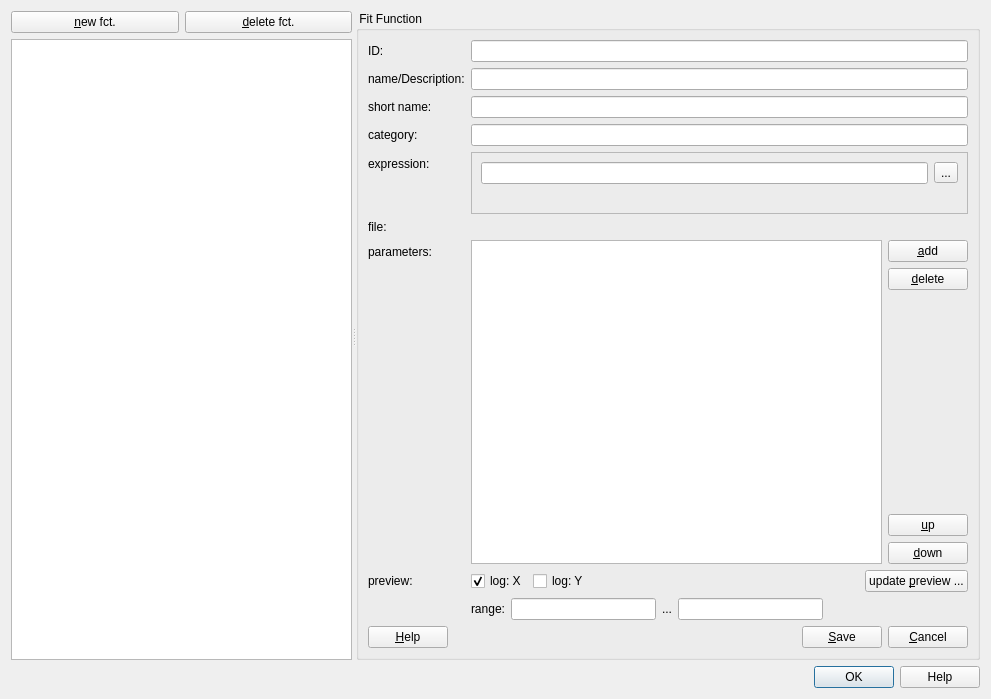
The window that application/userfitfunctionseditor.ui (jkriege2/QuickFit3) describes before a commit, drawn with Qt 5.
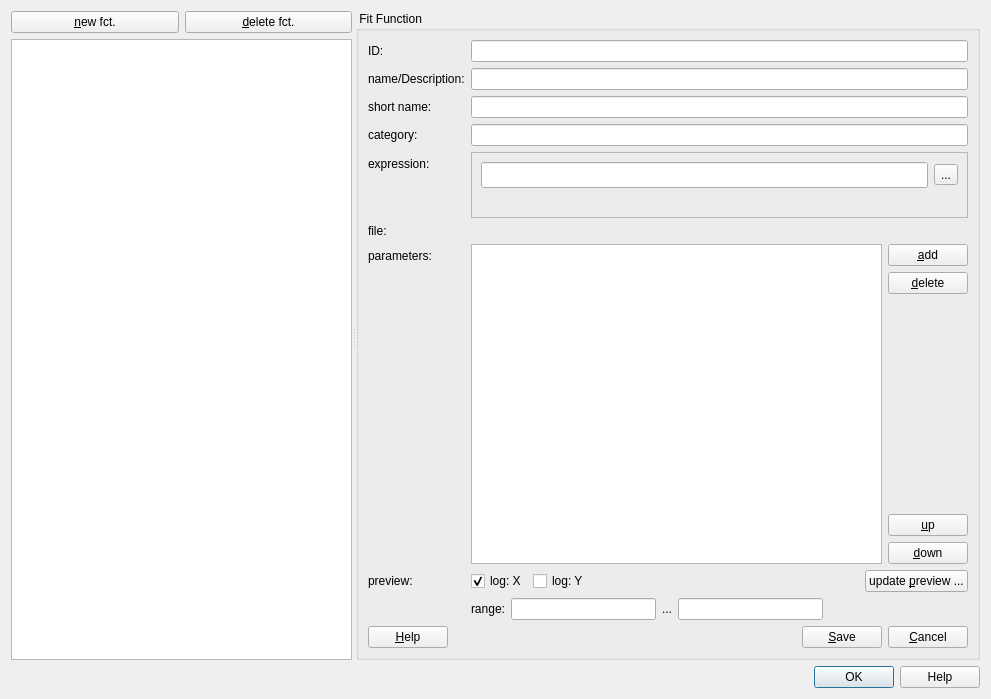
The same window after the commit. Icons and pictures are not drawn. Custom widgets are drawn as their Qt base class.

Commit message: - using HACK fonts for code/expression editing at several places in QF3 now! - added option to choose font for code-editing - improved style-preview in settings dialog

What changed in the file:
```diff
--- a/application/userfitfunctionseditor.ui
+++ b/application/userfitfunctionseditor.ui
@@ -116,7 +116,14 @@
              </property>
              <layout class="QGridLayout" name="gridLayout_3">
               <item row="0" column="0">
-               <widget class="QLineEdit" name="edtExpression"/>
+               <widget class="QLineEdit" name="edtExpression">
+                <property name="font">
+                 <font>
+                  <family>Hack</family>
+                  <pointsize>10</pointsize>
+                 </font>
+                </property>
+               </widget>
               </item>
               <item row="0" column="1">
                <widget class="QToolButton" name="btnFunctionHelp">
```
The commit also changes 27 other files.
